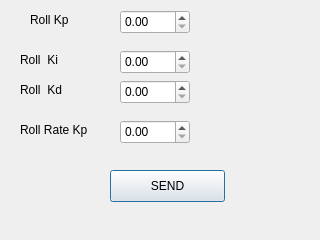
Above: drone/ui/PIDDialog.ui from batitous/DesktopApps before the change. Below: the same form after it.
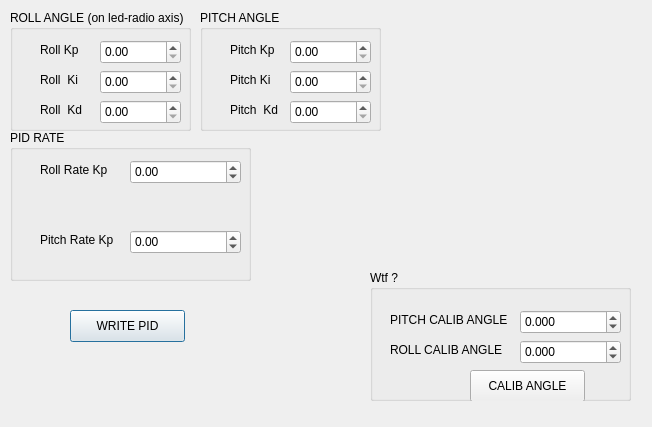
That is the form after the change.

```diff
--- a/drone/ui/PIDDialog.ui
+++ b/drone/ui/PIDDialog.ui
@@ -6,117 +6,368 @@
    <rect>
     <x>0</x>
     <y>0</y>
-    <width>320</width>
-    <height>240</height>
+    <width>652</width>
+    <height>427</height>
    </rect>
   </property>
   <property name="windowTitle">
    <string>Dialog</string>
   </property>
-  <widget class="QDoubleSpinBox" name="rollRate">
-   <property name="geometry">
-    <rect>
-     <x>120</x>
-     <y>10</y>
-     <width>70</width>
-     <height>24</height>
-    </rect>
-   </property>
-  </widget>
-  <widget class="QDoubleSpinBox" name="rollRateKp">
-   <property name="geometry">
-    <rect>
-     <x>120</x>
-     <y>120</y>
-     <width>70</width>
-     <height>24</height>
-    </rect>
-   </property>
-  </widget>
-  <widget class="QLabel" name="label">
-   <property name="geometry">
-    <rect>
-     <x>30</x>
-     <y>10</y>
-     <width>62</width>
-     <height>19</height>
-    </rect>
-   </property>
-   <property name="text">
-    <string>Roll Kp</string>
-   </property>
-  </widget>
-  <widget class="QLabel" name="label_2">
-   <property name="geometry">
-    <rect>
-     <x>20</x>
-     <y>120</y>
-     <width>101</width>
-     <height>19</height>
-    </rect>
-   </property>
-   <property name="text">
-    <string>Roll Rate Kp</string>
-   </property>
-  </widget>
   <widget class="QPushButton" name="bSend">
    <property name="geometry">
     <rect>
-     <x>110</x>
-     <y>170</y>
+     <x>70</x>
+     <y>310</y>
      <width>115</width>
      <height>32</height>
     </rect>
    </property>
    <property name="text">
-    <string>SEND</string>
+    <string>WRITE PID</string>
    </property>
   </widget>
-  <widget class="QDoubleSpinBox" name="rollKi">
+  <widget class="QGroupBox" name="groupBox">
    <property name="geometry">
     <rect>
-     <x>120</x>
-     <y>50</y>
-     <width>70</width>
-     <height>24</height>
+     <x>10</x>
+     <y>10</y>
+     <width>181</width>
+     <height>121</height>
     </rect>
    </property>
+   <property name="title">
+    <string>ROLL ANGLE (on led-radio axis)</string>
+   </property>
+   <widget class="QDoubleSpinBox" name="rollKd">
+    <property name="geometry">
+     <rect>
+      <x>90</x>
+      <y>90</y>
+      <width>81</width>
+      <height>24</height>
+     </rect>
+    </property>
+    <property name="maximum">
+     <double>999.990000000000009</double>
+    </property>
+   </widget>
+   <widget class="QDoubleSpinBox" name="rollKi">
+    <property name="geometry">
+     <rect>
+      <x>90</x>
+      <y>60</y>
+      <width>81</width>
+      <height>24</height>
+     </rect>
+    </property>
+    <property name="maximum">
+     <double>999.990000000000009</double>
+    </property>
+   </widget>
+   <widget class="QDoubleSpinBox" name="rollKp">
+    <property name="geometry">
+     <rect>
+      <x>90</x>
+      <y>30</y>
+      <width>81</width>
+      <height>24</height>
+     </rect>
+    </property>
+    <property name="maximum">
+     <double>999.990000000000009</double>
+    </property>
+   </widget>
+   <widget class="QLabel" name="label">
+    <property name="geometry">
+     <rect>
+      <x>30</x>
+      <y>30</y>
+      <width>62</width>
+      <height>19</height>
+     </rect>
+    </property>
+    <property name="text">
+     <string>Roll Kp</string>
+    </property>
+   </widget>
+   <widget class="QLabel" name="label_3">
+    <property name="geometry">
+     <rect>
+      <x>30</x>
+      <y>60</y>
+      <width>61</width>
+      <height>19</height>
+     </rect>
+    </property>
+    <property name="text">
+     <string>Roll  Ki</string>
+    </property>
+   </widget>
+   <widget class="QLabel" name="label_4">
+    <property name="geometry">
+     <rect>
+      <x>30</x>
+      <y>90</y>
+      <width>61</width>
+      <height>19</height>
+     </rect>
+    </property>
+    <property name="text">
+     <string>Roll  Kd</string>
+    </property>
+   </widget>
   </widget>
-  <widget class="QLabel" name="label_3">
+  <widget class="QGroupBox" name="groupBox_2">
    <property name="geometry">
     <rect>
-     <x>20</x>
-     <y>50</y>
-     <width>101</width>
-     <height>19</height>
+     <x>200</x>
+     <y>10</y>
+     <width>181</width>
+     <height>121</height>
     </rect>
    </property>
-   <property name="text">
-    <string>Roll  Ki</string>
+   <property name="title">
+    <string>PITCH ANGLE</string>
    </property>
+   <widget class="QDoubleSpinBox" name="pitchKd">
+    <property name="geometry">
+     <rect>
+      <x>90</x>
+      <y>90</y>
+      <width>81</width>
+      <height>24</height>
+     </rect>
+    </property>
+    <property name="maximum">
+     <double>999.990000000000009</double>
+    </property>
+   </widget>
+   <widget class="QDoubleSpinBox" name="pitchKi">
+    <property name="geometry">
+     <rect>
+      <x>90</x>
+      <y>60</y>
+      <width>81</width>
+      <height>24</height>
+     </rect>
+    </property>
+    <property name="maximum">
+     <double>999.990000000000009</double>
+    </property>
+   </widget>
+   <widget class="QDoubleSpinBox" name="pitchKp">
+    <property name="geometry">
+     <rect>
+      <x>90</x>
+      <y>30</y>
+      <width>81</width>
+      <height>24</height>
+     </rect>
+    </property>
+    <property name="maximum">
+     <double>999.990000000000009</double>
+    </property>
+   </widget>
+   <widget class="QLabel" name="label_10">
+    <property name="geometry">
+     <rect>
+      <x>30</x>
+      <y>30</y>
+      <width>62</width>
+      <height>19</height>
+     </rect>
+    </property>
+    <property name="text">
+     <string>Pitch Kp</string>
+    </property>
+   </widget>
+   <widget class="QLabel" name="label_11">
+    <property name="geometry">
+     <rect>
+      <x>30</x>
+      <y>60</y>
+      <width>61</width>
+      <height>19</height>
+     </rect>
+    </property>
+    <property name="text">
+     <string>Pitch Ki</string>
+    </property>
+   </widget>
+   <widget class="QLabel" name="label_12">
+    <property name="geometry">
+     <rect>
+      <x>30</x>
+      <y>90</y>
+      <width>61</width>
+      <height>19</height>
+     </rect>
+    </property>
+    <property name="text">
+     <string>Pitch  Kd</string>
+    </property>
+   </widget>
   </widget>
-  <widget class="QLabel" name="label_4">
+  <widget class="QGroupBox" name="groupBox_3">
    <property name="geometry">
     <rect>
-     <x>20</x>
-     <y>80</y>
-     <width>101</width>
-     <height>19</height>
+     <x>10</x>
+     <y>130</y>
+     <width>241</width>
+     <height>151</height>
     </rect>
    </property>
-   <property name="text">
-    <string>Roll  Kd</string>
+   <property name="title">
+    <string>PID RATE</string>
    </property>
+   <widget class="QLabel" name="label_2">
+    <property name="geometry">
+     <rect>
+      <x>30</x>
+      <y>30</y>
+      <width>81</width>
+      <height>19</height>
+     </rect>
+    </property>
+    <property name="text">
+     <string>Roll Rate Kp</string>
+    </property>
+   </widget>
+   <widget class="QDoubleSpinBox" name="rollRateKp">
+    <property name="geometry">
+     <rect>
+      <x>120</x>
+      <y>30</y>
+      <width>111</width>
+      <height>24</height>
+     </rect>
+    </property>
+    <property name="minimum">
+     <double>-1000.000000000000000</double>
+    </property>
+    <property name="maximum">
+     <double>999.990000000000009</double>
+    </property>
+   </widget>
+   <widget class="QDoubleSpinBox" name="pitchRateKp">
+    <property name="geometry">
+     <rect>
+      <x>120</x>
+      <y>100</y>
+      <width>111</width>
+      <height>24</height>
+     </rect>
+    </property>
+    <property name="minimum">
+     <double>-1000.000000000000000</double>
+    </property>
+    <property name="maximum">
+     <double>999.990000000000009</double>
+    </property>
+   </widget>
+   <widget class="QLabel" name="label_7">
+    <property name="geometry">
+     <rect>
+      <x>30</x>
+      <y>100</y>
+      <width>91</width>
+      <height>19</height>
+     </rect>
+    </property>
+    <property name="text">
+     <string>Pitch Rate Kp</string>
+    </property>
+   </widget>
   </widget>
-  <widget class="QDoubleSpinBox" name="rollKd">
+  <widget class="QGroupBox" name="groupBox_4">
    <property name="geometry">
     <rect>
-     <x>120</x>
-     <y>80</y>
-     <width>70</width>
-     <height>24</height>
+     <x>370</x>
+     <y>270</y>
+     <width>261</width>
+     <height>131</height>
     </rect>
    </property>
+   <property name="title">
+    <string>Wtf ?</string>
+   </property>
+   <widget class="QPushButton" name="bCalib">
+    <property name="geometry">
+     <rect>
+      <x>100</x>
+      <y>100</y>
+      <width>115</width>
+      <height>32</height>
+     </rect>
+    </property>
+    <property name="text">
+     <string>CALIB ANGLE</string>
+    </property>
+   </widget>
+   <widget class="QDoubleSpinBox" name="angleRoll">
+    <property name="geometry">
+     <rect>
+      <x>150</x>
+      <y>70</y>
+      <width>101</width>
+      <height>24</height>
+     </rect>
+    </property>
+    <property name="decimals">
+     <number>3</number>
+    </property>
+    <property name="minimum">
+     <double>-1000.000000000000000</double>
+    </property>
+    <property name="maximum">
+     <double>1000.000000000000000</double>
+    </property>
+   </widget>
+   <widget class="QDoubleSpinBox" name="anglePitch">
+    <property name="geometry">
+     <rect>
+      <x>150</x>
+      <y>40</y>
+      <width>101</width>
+      <height>24</height>
+     </rect>
+    </property>
+    <property name="decimals">
+     <number>3</number>
+    </property>
+    <property name="minimum">
+     <double>-1000.000000000000000</double>
+    </property>
+    <property name="maximum">
+     <double>1000.000000000000000</double>
+    </property>
+   </widget>
+   <widget class="QLabel" name="label_5">
+    <property name="geometry">
+     <rect>
+      <x>20</x>
+      <y>40</y>
+      <width>131</width>
+      <height>19</height>
+     </rect>
+    </property>
+    <property name="text">
+     <string>PITCH CALIB ANGLE</string>
+    </property>
+   </widget>
+   <widget class="QLabel" name="label_6">
+    <property name="geometry">
+     <rect>
+      <x>20</x>
+      <y>70</y>
+      <width>131</width>
+      <height>19</height>
+     </rect>
+    </property>
+    <property name="text">
+     <string>ROLL CALIB ANGLE</string>
+    </property>
+   </widget>
   </widget>
  </widget>
  <resources/>
```
Left out of the diff: 14 changed lines with no effect on the pictures.
